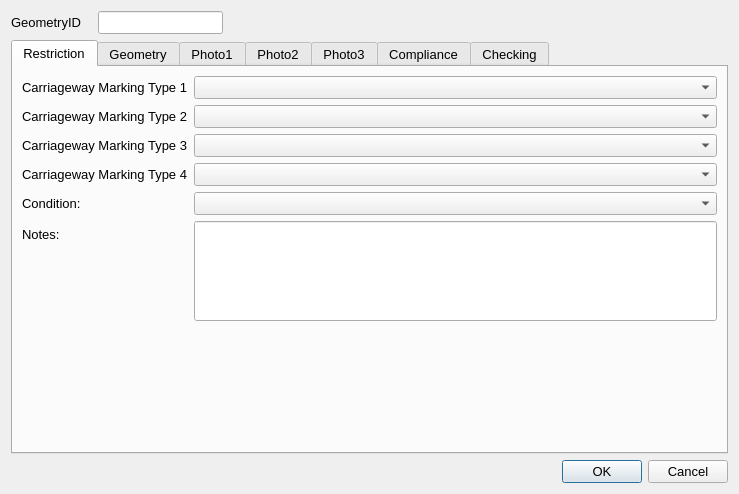
Before: the Qt Designer form ui/CarriagwayMarkings.ui in tlh22/demandForm, drawn with Qt 5.
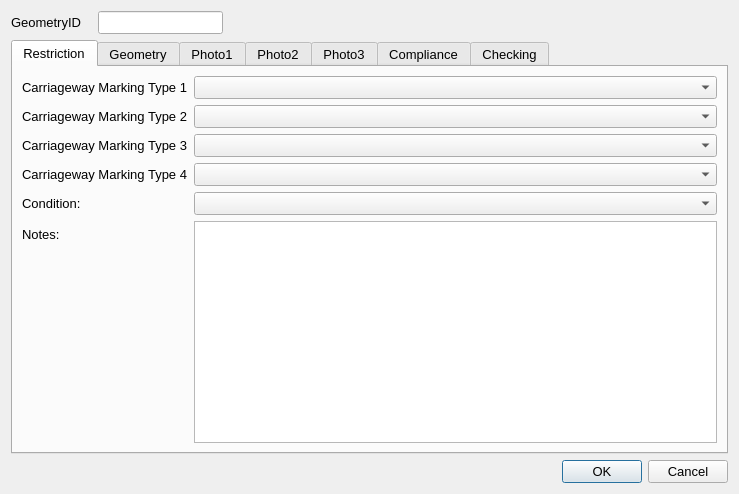
After: the same form once the commit is applied. Icons and pictures are not drawn.

The edit to the form file:
```diff
--- a/ui/CarriagwayMarkings.ui
+++ b/ui/CarriagwayMarkings.ui
@@ -183,17 +183,7 @@
         </widget>
        </item>
        <item row="8" column="1">
-        <widget class="QLineEdit" name="Notes">
-         <property name="minimumSize">
-          <size>
-           <width>0</width>
-           <height>100</height>
-          </size>
-         </property>
-         <property name="alignment">
-          <set>Qt::AlignLeading|Qt::AlignLeft|Qt::AlignTop</set>
-         </property>
-        </widget>
+        <widget class="QTextEdit" name="Notes"/>
        </item>
       </layout>
      </widget>
```
